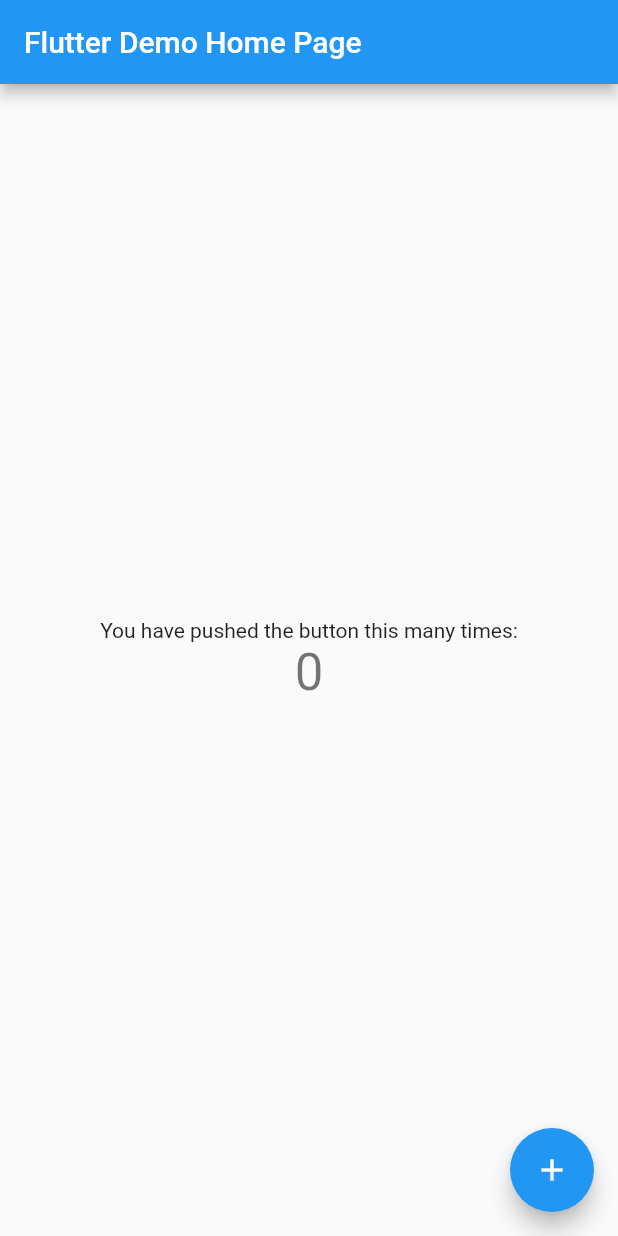
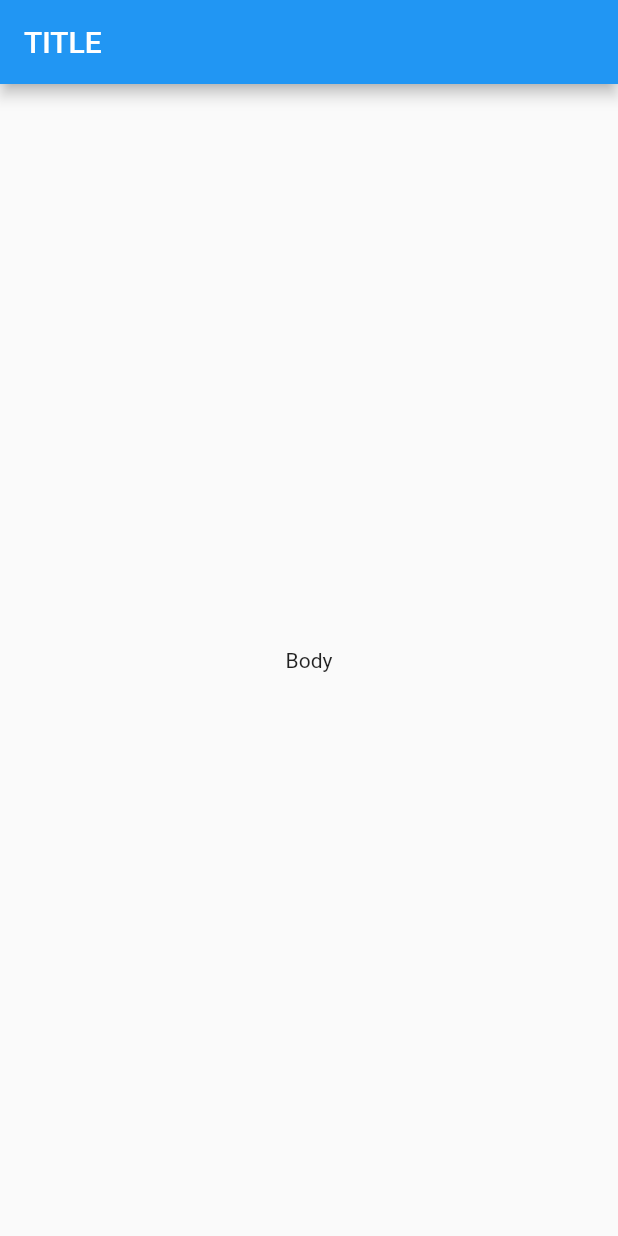
Before and after one commit to phanuphongforwork/flutter_learning, a Flutter app: the screen it shows after launch, on a phone screen of 412 x 824 dp. Run offline on Flutter 3.47's test engine with Material 2 defaults, Android fonts, the phone set to English and light mode, and no system bars.

Commit message:
feat: demo3

```diff
--- a/lib/main.dart
+++ b/lib/main.dart
@@ -1,115 +1,14 @@
 import 'package:flutter/material.dart';
 
 void main() {
-  runApp(const MyApp());
+  runApp(MaterialApp(
+      title: 'ภานุพงศ์ มะชัย | 6401103077003',
+      home: Scaffold(
+          appBar: AppBar(title: Text('TITLE')),
+          body: Center(
+            child: Text(
+              'Body',
+              textDirection: TextDirection.ltr,
+            ),
+          ))));
 }
-
-class MyApp extends StatelessWidget {
-  const MyApp({Key? key}) : super(key: key);
-
-  // This widget is the root of your application.
-  @override
-  Widget build(BuildContext context) {
-    return MaterialApp(
-      title: 'Flutter Demo',
-      theme: ThemeData(
-        // This is the theme of your application.
-        //
-        // Try running your application with "flutter run". You'll see the
-        // application has a blue toolbar. Then, without quitting the app, try
-        // changing the primarySwatch below to Colors.green and then invoke
-        // "hot reload" (press "r" in the console where you ran "flutter run",
-        // or simply save your changes to "hot reload" in a Flutter IDE).
-        // Notice that the counter didn't reset back to zero; the application
-        // is not restarted.
-        primarySwatch: Colors.blue,
-      ),
-      home: const MyHomePage(title: 'Flutter Demo Home Page'),
-    );
-  }
-}
-
-class MyHomePage extends StatefulWidget {
-  const MyHomePage({Key? key, required this.title}) : super(key: key);
-
-  // This widget is the home page of your application. It is stateful, meaning
-  // that it has a State object (defined below) that contains fields that affect
-  // how it looks.
-
-  // This class is the configuration for the state. It holds the values (in this
-  // case the title) provided by the parent (in this case the App widget) and
-  // used by the build method of the State. Fields in a Widget subclass are
-  // always marked "final".
-
-  final String title;
-
-  @override
-  State<MyHomePage> createState() => _MyHomePageState();
-}
-
-class _MyHomePageState extends State<MyHomePage> {
-  int _counter = 0;
-
-  void _incrementCounter() {
-    setState(() {
-      // This call to setState tells the Flutter framework that something has
-      // changed in this State, which causes it to rerun the build method below
-      // so that the display can reflect the updated values. If we changed
-      // _counter without calling setState(), then the build method would not be
-      // called again, and so nothing would appear to happen.
-      _counter+=2;
-    });
-  }
-
-  @override
-  Widget build(BuildContext context) {
-    // This method is rerun every time setState is called, for instance as done
-    // by the _incrementCounter method above.
-    //
-    // The Flutter framework has been optimized to make rerunning build methods
-    // fast, so that you can just rebuild anything that needs updating rather
-    // than having to individually change instances of widgets.
-    return Scaffold(
-      appBar: AppBar(
-        // Here we take the value from the MyHomePage object that was created by
-        // the App.build method, and use it to set our appbar title.
-        title: Text(widget.title),
-      ),
-      body: Center(
-        // Center is a layout widget. It takes a single child and positions it
-        // in the middle of the parent.
-        child: Column(
-          // Column is also a layout widget. It takes a list of children and
-          // arranges them vertically. By default, it sizes itself to fit its
-          // children horizontally, and tries to be as tall as its parent.
-          //
-          // Invoke "debug painting" (press "p" in the console, choose the
-          // "Toggle Debug Paint" action from the Flutter Inspector in Android
-          // Studio, or the "Toggle Debug Paint" command in Visual Studio Code)
-          // to see the wireframe for each widget.
-          //
-          // Column has various properties to control how it sizes itself and
-          // how it positions its children. Here we use mainAxisAlignment to
-          // center the children vertically; the main axis here is the vertical
-          // axis because Columns are vertical (the cross axis would be
-          // horizontal).
-          mainAxisAlignment: MainAxisAlignment.center,
-          children: <Widget>[
-            const Text(
-              'You have pushed the button this many times:',
-            ),
-            Text(
-              '$_counter',
-              style: Theme.of(context).textTheme.headline4,
-            ),
-          ],
-        ),
-      ),
-      floatingActionButton: FloatingActionButton(
-        onPressed: _incrementCounter,
-        tooltip: 'Increment',
-        child: const Icon(Icons.add),
-      ), // This trailing comma makes auto-formatting nicer for build methods.
-    );
-  }
-}
```
